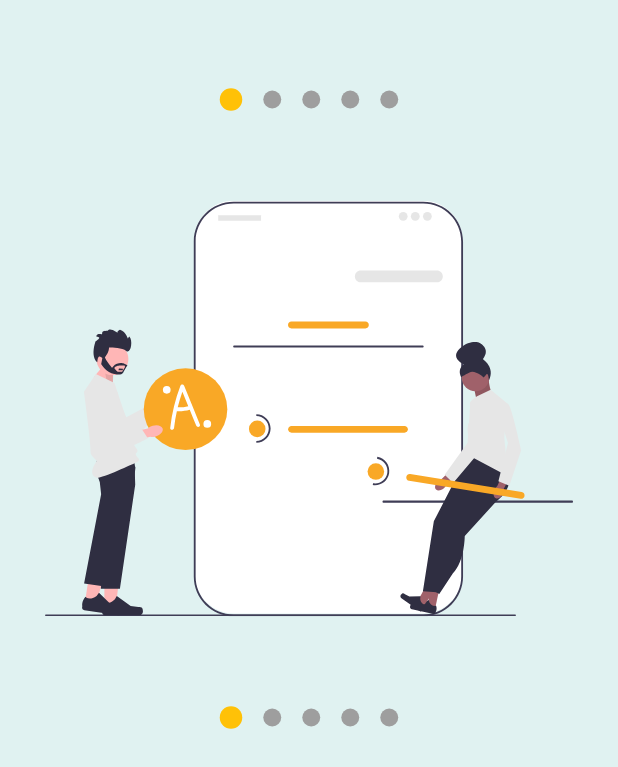
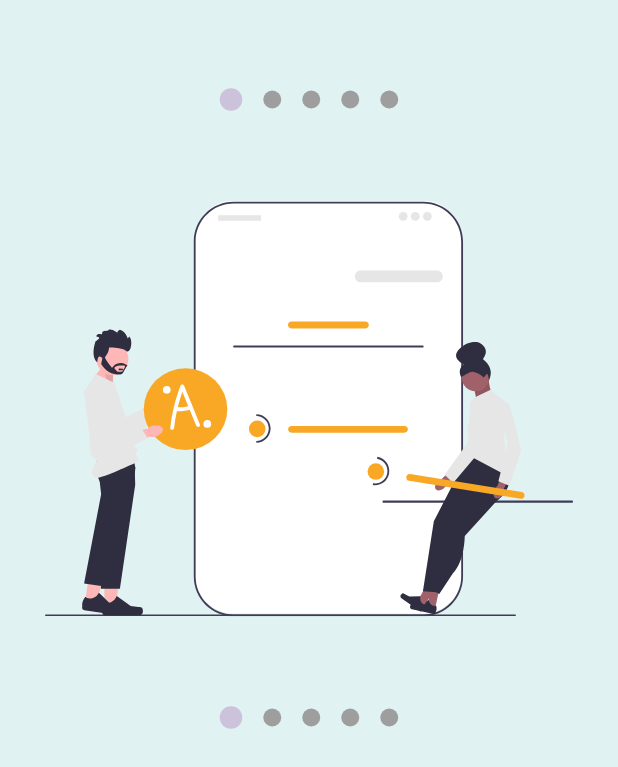
Before and after one commit to ErnestAlf222/animations-flutter, a Flutter app: the screen it shows after launch, after a tap on "Slideshow", on a phone screen of 412 x 824 dp. Shown: the part 466-1233 px from the top of the screen. Run offline on Flutter 3.47's test engine with Material 3 defaults, Android fonts, the phone set to English and light mode, and no system bars; our stand-ins replace animate_do, flutter_svg, font_awesome_flutter.

Commit message:
tema oscuro en la app

```diff
--- a/lib/config/theme/app_theme.dart
+++ b/lib/config/theme/app_theme.dart
@@ -1,12 +1,70 @@
-
-
 import 'package:flutter/material.dart';
 
 class AppTheme {
-
   ThemeData theme() {
-    return ThemeData(
-      useMaterial3: true
-    );
+    return ThemeData(useMaterial3: true);
   }
 }
+
+class ThemeChanger with ChangeNotifier {
+  bool _darkTheme = false;
+  bool _customTheme = false;
+
+  // 1. Indicador del themedata inicializar
+  ThemeData _themeNow = ThemeData.light();
+
+  bool get darkTheme => _darkTheme;
+  bool get customTheme => _customTheme;
+  ThemeData get themeNow => _themeNow;
+
+  // * Incializar constructor con switch para tener un control absoluto
+  ThemeChanger(int theme) {
+    switch (theme) {
+      case 1:
+        _darkTheme = false;
+        _customTheme = false;
+        _themeNow = ThemeData.light();
+        break;
+      case 2:
+        _darkTheme = true;
+        _customTheme = false;
+        _themeNow = ThemeData.dark();
+        break;
+      case 3:
+        _darkTheme = false;
+        _customTheme = false;
+        break;
+      default:
+        _darkTheme = false;
+        _customTheme = false;
+        _themeNow = ThemeData.light();
+    }
+  }
+
+  set darkTheme(bool value) {
+    _customTheme = false;
+    _darkTheme = value;
+
+    // 2. Condición para elegir tema oscuro o caso contrario
+    if (value) {
+      _themeNow = ThemeData.dark();
+    } else {
+      _themeNow = ThemeData.light();
+    }
+
+    notifyListeners();
+  }
+
+  set customTheme(bool value) {
+    _customTheme = value;
+    _darkTheme = false;
+
+    //3. Custom theme
+    if (value) {
+      _themeNow = ThemeData.light();
+    } else {
+      _themeNow = ThemeData.light();
+    }
+    notifyListeners();
+  }
+}
--- a/lib/main.dart
+++ b/lib/main.dart
@@ -1,9 +1,16 @@
 import 'package:animations/config/theme/app_theme.dart';
 import 'package:animations/pages/launcher_page.dart';
+
 import 'package:flutter/material.dart';
+import 'package:provider/provider.dart';
 
 void main() {
-  runApp(const MainApp());
+  runApp(
+    ChangeNotifierProvider(
+      create: (context) => ThemeChanger(2),
+      child: const MainApp(),
+    ),
+  );
 }
 
 class MainApp extends StatelessWidget {
@@ -11,9 +18,13 @@ class MainApp extends StatelessWidget {
 
   @override
   Widget build(BuildContext context) {
+
+    final appTheme = Provider.of<ThemeChanger>(context).themeNow;
+
     return MaterialApp(
+
       debugShowCheckedModeBanner: false,
-      theme: AppTheme().theme(),
+      theme: appTheme,
       home: const Scaffold(
         body: LauncherPage(),
       ),
--- a/lib/pages/launcher_page.dart
+++ b/lib/pages/launcher_page.dart
@@ -1,7 +1,9 @@
 import 'package:animations/routes/routes.dart';
 import 'package:flutter/material.dart';
-import 'package:flutter/widgets.dart';
 import 'package:font_awesome_flutter/font_awesome_flutter.dart';
+import 'package:provider/provider.dart';
+
+import '../config/theme/app_theme.dart';
 
 class LauncherPage extends StatelessWidget {
   const LauncherPage({super.key});
@@ -20,28 +22,26 @@ class LauncherPage extends StatelessWidget {
 
 // ? Lista de opciones
 class _ListaOpciones extends StatelessWidget {
-
   const _ListaOpciones();
 
   @override
   Widget build(BuildContext context) {
 
+    final appTheme = Provider.of<ThemeChanger>(context).themeNow;
+
     return ListView.separated(
       physics: const BouncingScrollPhysics(),
-      separatorBuilder: (context, index) => const Divider(color: Colors.blue),
+      separatorBuilder: (context, index) =>  Divider(color: appTheme.primaryColorLight),
       itemBuilder: (context, index) => ListTile(
-        leading:  FaIcon(
+        leading: FaIcon(
           pageRoutes[index].icon,
-          color: Colors.blue,
+          color: appTheme.colorScheme.secondary,
         ),
-        title:  Text(pageRoutes[index].titulo),
-        trailing: const Icon(
-          Icons.chevron_right,
-          color: Colors.blue
-        ),
+        title: Text(pageRoutes[index].titulo),
+        trailing:  Icon(Icons.chevron_right, color: appTheme.colorScheme.secondary),
         onTap: () {
-          Navigator.push(context, MaterialPageRoute(builder: (context) => pageRoutes[index].page));
-
+          Navigator.push(context,
+              MaterialPageRoute(builder: (context) => pageRoutes[index].page));
         },
       ),
       itemCount: pageRoutes.length,
@@ -55,6 +55,9 @@ class _MenuPrincipal extends StatelessWidget {
 
   @override
   Widget build(BuildContext context) {
+    final appTheme = Provider.of<ThemeChanger>(context);
+    final accentColor = appTheme.themeNow.colorScheme.secondary;
+
     return Drawer(
       child: Column(
         children: [
@@ -63,9 +66,9 @@ class _MenuPrincipal extends StatelessWidget {
               padding: const EdgeInsets.all(30),
               width: double.infinity,
               height: 200,
-              child: const CircleAvatar(
-                backgroundColor: Colors.blue,
-                child: Text(
+              child:  CircleAvatar(
+                backgroundColor: accentColor,
+                child: const Text(
                   'EA',
                   style: TextStyle(fontSize: 50),
                 ),
@@ -74,27 +77,33 @@ class _MenuPrincipal extends StatelessWidget {
           ),
           const Expanded(child: _ListaOpciones()),
           ListTile(
-            leading: const Icon(
+            leading:  Icon(
               Icons.account_box,
-              color: Colors.blue,
+              color: accentColor
             ),
             title: const Text('Dark Mode'),
             trailing: Switch.adaptive(
-              value: true,
-              activeColor: Colors.blue,
-              onChanged: (value) {},
+              value: appTheme.darkTheme,
+              activeColor: accentColor,
+              onChanged: (value) => appTheme.darkTheme = value,
             ),
           ),
-          ListTile(
-            leading: const Icon(
-              Icons.add_to_home_screen,
-              color: Colors.blue,
-            ),
-            title: const Text('Custom Theme'),
-            trailing: Switch.adaptive(
-              value: true,
-              activeColor: Colors.blue,
-              onChanged: (value) {},
+          SafeArea(
+            bottom: true,
+            top: false,
+            left: false,
+            right: false,
+            child: ListTile(
+              leading:  Icon(
+                Icons.add_to_home_screen,
+                color: accentColor,
+              ),
+              title: const Text('Custom Theme'),
+              trailing: Switch.adaptive(
+                value: appTheme.customTheme,
+                activeColor: Colors.blue,
+                onChanged: (value) => appTheme.customTheme = value,
+              ),
             ),
           ),
         ],
--- a/lib/pages/slide_show_page.dart
+++ b/lib/pages/slide_show_page.dart
@@ -1,6 +1,9 @@
 import 'package:animations/widgets/slideshow.dart';
 import 'package:flutter/material.dart';
 import 'package:flutter_svg/flutter_svg.dart';
+import 'package:provider/provider.dart';
+
+import '../config/theme/app_theme.dart';
 
 class SlideshowPage extends StatelessWidget {
   const SlideshowPage({super.key});
@@ -27,11 +30,14 @@ class MiSlideShow extends StatelessWidget {
 
   @override
   Widget build(BuildContext context) {
+     final appTheme = Provider.of<ThemeChanger>(context);
+    final accentColor = appTheme.themeNow.colorScheme.secondary;
+
     return Slideshow(
       bulletPrimario   : 15,
       bulletSecundario : 12,
       puntosArriba: false,
-      colorPrimario: Colors.amber,
+      colorPrimario: (appTheme.darkTheme) ? accentColor : Colors.amber  ,
       colorSecundario: Colors.grey,
       slides: [
 
```
